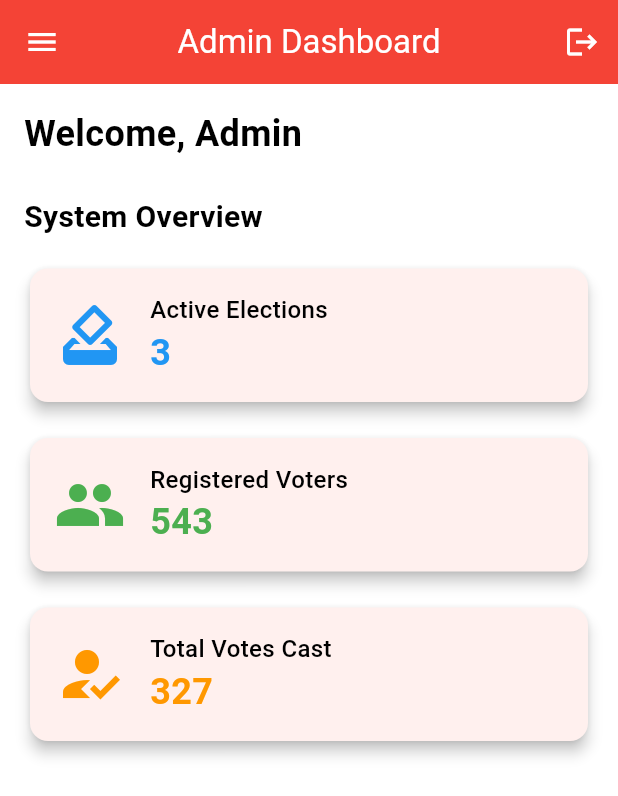
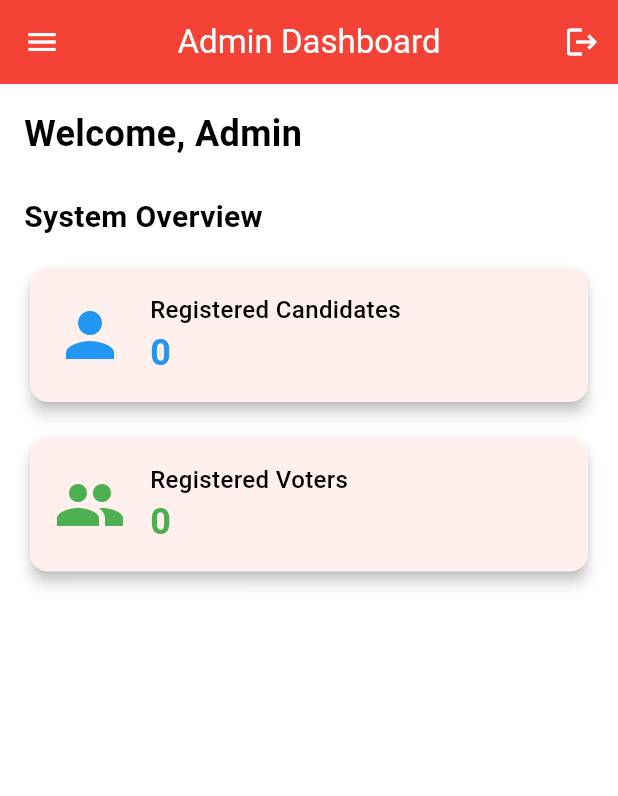
Before and after one commit to lakshannaveen/evotemobile, a Flutter app: the AdminDashboardPage screen opened directly, in the side drawer, after a tap on the "logout" icon, on a phone screen of 412 x 824 dp. Shown: the top 796 px of the screen. Run offline on Flutter 3.47's test engine with Material 3 defaults, Android fonts, the phone set to English and light mode, and no system bars; our stand-ins replace cloud_firestore, file_picker, firebase_core; missing offline and left inert: bcrypt, dart_jsonwebtoken; accounts and stored records are empty.

Commit message:
update admin dashbaord show exact viters and candidates

```diff
--- a/lib/pages/admin_dashboard_page.dart
+++ b/lib/pages/admin_dashboard_page.dart
@@ -1,4 +1,5 @@
 import 'package:flutter/material.dart';
+import 'package:cloud_firestore/cloud_firestore.dart';
 import 'package:evoteapp/config/theme.dart';
 import 'package:evoteapp/pages/manage_voters_page.dart';
 import 'package:evoteapp/pages/manage_candidates_page.dart';
@@ -12,6 +13,38 @@ class AdminDashboardPage extends StatefulWidget {
 }
 
 class AdminDashboardPageState extends State<AdminDashboardPage> {
+  int _candidateCount = 0;
+  int _voterCount = 0;
+
+  @override
+  void initState() {
+    super.initState();
+    _fetchCounts(); // Fetch counts when the page loads
+  }
+
+  // Fetch voter and candidate counts from Firestore
+  Future<void> _fetchCounts() async {
+    try {
+      // Get candidates count
+      QuerySnapshot candidatesSnapshot =
+          await FirebaseFirestore.instance.collection('candidates').get();
+      int candidateCount = candidatesSnapshot.docs.length;
+
+      // Get voters count
+      QuerySnapshot votersSnapshot =
+          await FirebaseFirestore.instance.collection('voters').get();
+      int voterCount = votersSnapshot.docs.length;
+
+      // Update state with counts
+      setState(() {
+        _candidateCount = candidateCount;
+        _voterCount = voterCount;
+      });
+    } catch (e) {
+      print('Error fetching counts: $e');
+    }
+  }
+
   @override
   Widget build(BuildContext context) {
     return Theme(
@@ -24,94 +57,12 @@ class AdminDashboardPageState extends State<AdminDashboardPage> {
             IconButton(
               icon: const Icon(Icons.logout),
               onPressed: () {
-                // Sign out and navigate back to login
-                Navigator.of(context).pop();
+                Navigator.of(context).pop(); // Sign out action
               },
             ),
           ],
         ),
-        drawer: Drawer(
-          child: ListView(
-            padding: EdgeInsets.zero,
-            children: [
-              const DrawerHeader(
-                decoration: BoxDecoration(
-                  color: Colors.red,
-                ),
-                child: Text(
-                  'Admin Controls',
-                  style: TextStyle(
-                    color: Colors.white,
-                    fontSize: 24,
-                  ),
-                ),
-              ),
-              ListTile(
-                leading: const Icon(Icons.how_to_vote),
-                title: const Text('Manage Elections'),
-                onTap: () {
-                  // Navigate to election management
-                  Navigator.pop(context);
-                },
-              ),
-              ListTile(
-                leading: const Icon(Icons.people),
-                title: const Text('Manage Voters'),
-                onTap: () {
-                  Navigator.pop(context); // Close drawer
-                  Navigator.pushReplacement(
-                    context,
-                    MaterialPageRoute(
-                      builder: (context) => const ManageVotersPage(),
-                    ),
-                  );
-                },
-              ),
-              ListTile(
-                leading: const Icon(Icons.person_outline),
-                title: const Text('Manage Candidates'),
-                onTap: () {
-                  Navigator.pop(context); // Close drawer
-                  Navigator.pushReplacement(
-                    context,
-                    MaterialPageRoute(
-                      builder: (context) => const ManageCandidatesPage(),
-                    ),
-                  );
-                },
-              ),
-              ListTile(
-                leading: const Icon(Icons.message),
-                title: const Text('Contact Submissions'),
-                onTap: () {
-                  Navigator.pop(context); // Close drawer
-                  Navigator.pushReplacement(
-                    context,
-                    MaterialPageRoute(
-                      builder: (context) => const ViewContactSubmissionsPage(),
-                    ),
-                  );
-                },
-              ),
-              ListTile(
-                leading: const Icon(Icons.bar_chart),
-                title: const Text('View Results'),
-                onTap: () {
-                  // Navigate to results view
-                  Navigator.pop(context);
-                },
-              ),
-              ListTile(
-                leading: const Icon(Icons.settings),
-                title: const Text('System Settings'),
-                onTap: () {
-                  // Navigate to settings
-                  Navigator.pop(context);
-                },
-              ),
-            ],
-          ),
-        ),
+        drawer: _buildDrawer(context),
         body: Padding(
           padding: const EdgeInsets.all(16.0),
           child: Column(
@@ -119,39 +70,28 @@ class AdminDashboardPageState extends State<AdminDashboardPage> {
             children: [
               const Text(
                 'Welcome, Admin',
-                style: TextStyle(
-                  fontSize: 24,
-                  fontWeight: FontWeight.bold,
-                ),
+                style: TextStyle(fontSize: 24, fontWeight: FontWeight.bold),
               ),
               const SizedBox(height: 24),
               const Text(
                 'System Overview',
-                style: TextStyle(
-                  fontSize: 20,
-                  fontWeight: FontWeight.bold,
-                ),
+                style: TextStyle(fontSize: 20, fontWeight: FontWeight.bold),
               ),
               const SizedBox(height: 16),
+
+              // Display candidate and voter count
               _buildOverviewCard(
-                title: 'Active Elections',
-                value: '3',
-                icon: Icons.how_to_vote,
+                title: 'Registered Candidates',
+                value: _candidateCount.toString(),
+                icon: Icons.person,
                 color: Colors.blue,
               ),
               const SizedBox(height: 16),
               _buildOverviewCard(
                 title: 'Registered Voters',
-                value: '543',
+                value: _voterCount.toString(),
                 icon: Icons.people,
                 color: Colors.green,
-              ),
-              const SizedBox(height: 16),
-              _buildOverviewCard(
-                title: 'Total Votes Cast',
-                value: '327',
-                icon: Icons.how_to_reg,
-                color: Colors.orange,
               ),
             ],
           ),
@@ -160,6 +100,72 @@ class AdminDashboardPageState extends State<AdminDashboardPage> {
     );
   }
 
+  // Drawer Navigation with Added Settings & Manage Elections
+  Widget _buildDrawer(BuildContext context) {
+    return Drawer(
+      child: ListView(
+        padding: EdgeInsets.zero,
+        children: [
+          const DrawerHeader(
+            decoration: BoxDecoration(color: Colors.red),
+            child: Text(
+              'Admin Controls',
+              style: TextStyle(color: Colors.white, fontSize: 24),
+            ),
+          ),
+          ListTile(
+            leading: const Icon(Icons.people),
+            title: const Text('Manage Voters'),
+            onTap: () {
+              Navigator.pushReplacement(
+                context,
+                MaterialPageRoute(
+                    builder: (context) => const ManageVotersPage()),
+              );
+            },
+          ),
+          ListTile(
+            leading: const Icon(Icons.person_outline),
+            title: const Text('Manage Candidates'),
+            onTap: () {
+              Navigator.pushReplacement(
+                context,
+                MaterialPageRoute(
+                    builder: (context) => const ManageCandidatesPage()),
+              );
+            },
+          ),
+          ListTile(
+            leading: const Icon(Icons.how_to_vote),
+            title: const Text('Manage Elections'),
+            onTap: () {
+              // Navigate to Manage Elections Page (Create this page separately)
+            },
+          ),
+          ListTile(
+            leading: const Icon(Icons.settings),
+            title: const Text('Settings'),
+            onTap: () {
+              // Navigate to Settings Page (Create this page separately)
+            },
+          ),
+          ListTile(
+            leading: const Icon(Icons.message),
+            title: const Text('Contact Submissions'),
+            onTap: () {
+              Navigator.pushReplacement(
+                context,
+                MaterialPageRoute(
+                    builder: (context) => const ViewContactSubmissionsPage()),
+              );
+            },
+          ),
+        ],
+      ),
+    );
+  }
+
+  // Reusable Card Widget
   Widget _buildOverviewCard({
     required String title,
     required String value,
@@ -172,11 +178,7 @@ class AdminDashboardPageState extends State<AdminDashboardPage> {
         padding: const EdgeInsets.all(16.0),
         child: Row(
           children: [
-            Icon(
-              icon,
-              size: 48,
-              color: color,
-            ),
+            Icon(icon, size: 48, color: color),
             const SizedBox(width: 16),
             Column(
               crossAxisAlignment: CrossAxisAlignment.start,
@@ -184,17 +186,12 @@ class AdminDashboardPageState extends State<AdminDashboardPage> {
                 Text(
                   title,
                   style: const TextStyle(
-                    fontSize: 16,
-                    fontWeight: FontWeight.w500,
-                  ),
+                      fontSize: 16, fontWeight: FontWeight.w500),
                 ),
                 Text(
                   value,
                   style: TextStyle(
-                    fontSize: 24,
-                    fontWeight: FontWeight.bold,
-                    color: color,
-                  ),
+                      fontSize: 24, fontWeight: FontWeight.bold, color: color),
                 ),
               ],
             ),
```
